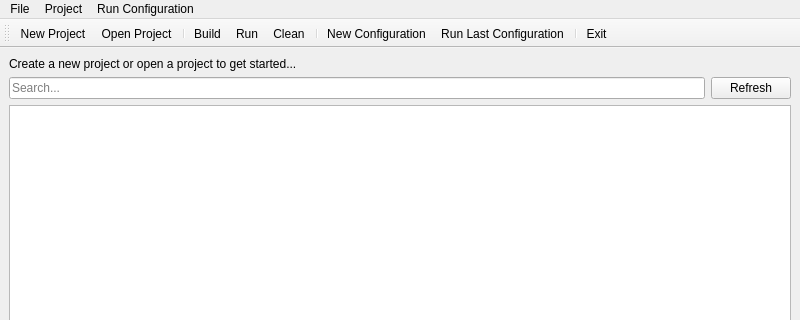
The window that mainwindow.ui (Paul-Passeron/ProjmanQt) describes before a commit, drawn with Qt 5; both pictures show x 0 to 800 and y 0 to 320 of the 800 by 600 pixel window.
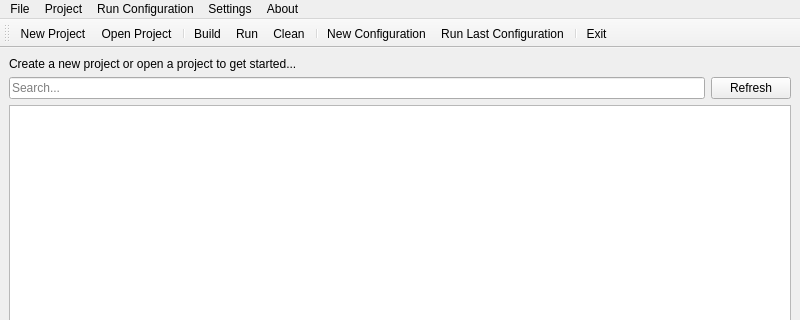
The same window after the commit. Icons and pictures are not drawn.

What changed in the file:
```diff
--- a/mainwindow.ui
+++ b/mainwindow.ui
@@ -92,9 +92,23 @@
     <addaction name="actionNew_Configuration"/>
     <addaction name="actionRun_Last_Configuration"/>
    </widget>
+   <widget class="QMenu" name="menuSettings">
+    <property name="title">
+     <string>Settings</string>
+    </property>
+    <addaction name="actionConfigure_editor"/>
+   </widget>
+   <widget class="QMenu" name="menuAbout">
+    <property name="title">
+     <string>About</string>
+    </property>
+    <addaction name="actionAbout_ProjmanQt"/>
+   </widget>
    <addaction name="menuFile"/>
    <addaction name="menuProject"/>
    <addaction name="menuRun_Configuration"/>
+   <addaction name="menuSettings"/>
+   <addaction name="menuAbout"/>
   </widget>
   <widget class="QStatusBar" name="statusbar"/>
   <widget class="QToolBar" name="toolBar">
```
Left out of the diff: 16 changed lines with no effect on the pictures.
